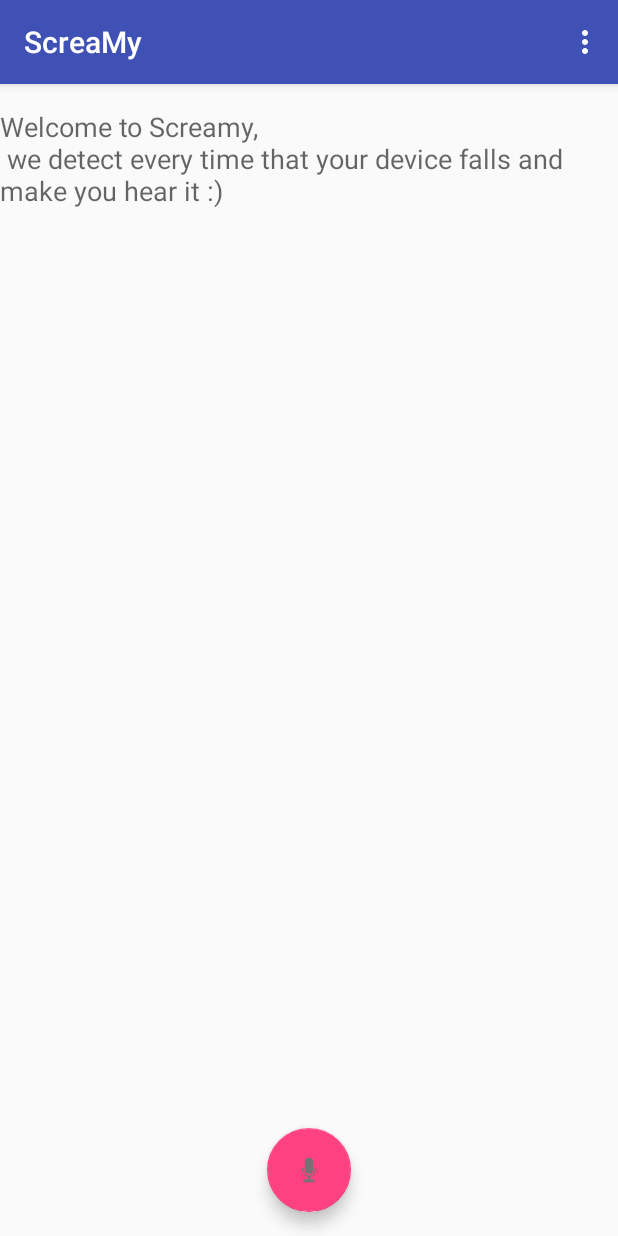
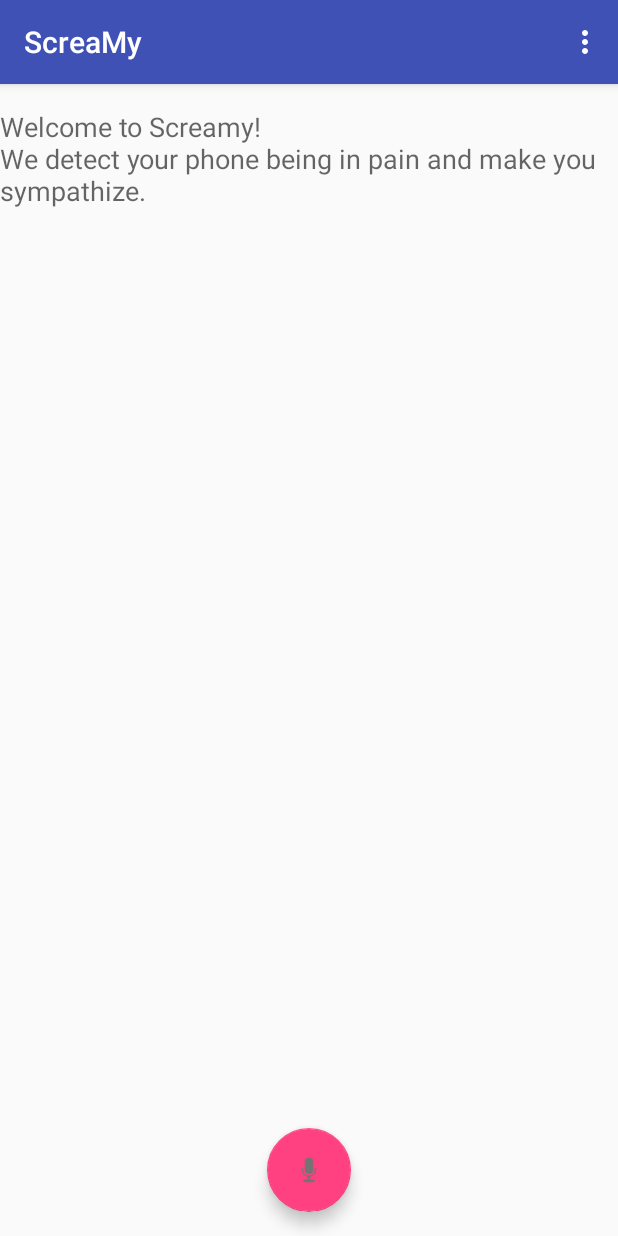
Before and after one commit to gergesh/screamy, an Android app: the screen it shows after launch (MainActivity), on a phone screen of 412 x 824 dp. Run offline under Robolectric (Android 15) with nearby library versions, the phone set to English and light mode, and no system bars.

Commit message:
Update strings.xml

```diff
--- a/app/src/main/res/values/strings.xml
+++ b/app/src/main/res/values/strings.xml
@@ -4,7 +4,7 @@
     <string name="toggle_scream_button">toggle scream button</string>
     <string name="device_speed">Device speed:</string>
     <string name="settings">Settings</string>
-    <string name="welcome_txt">Welcome to Screamy, \n we detect every time that your device falls and make you hear it :)</string>
+    <string name="welcome_txt">Welcome to Screamy! \nWe detect your phone being in pain and make you sympathize.</string>
     <string name="title_activity_settings">Settings</string>
 
 
```
